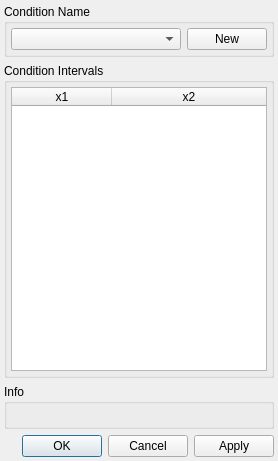
Above: src/analysis/interval_condition_dialog.ui from flueke/mvme before the change. Below: the same form after it.
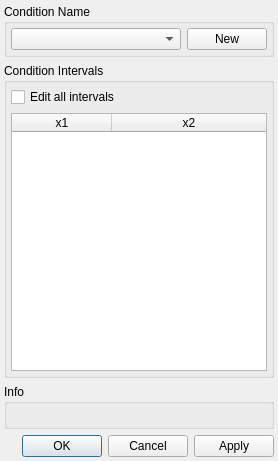
That is the form after the change.

Commit message:
analysis: improve interval condition editing
- Can now apply modifications to all intervals in the condition.
- Can now edit interval boundaries directly in the table.

Diff of the .ui file:
```diff
--- a/src/analysis/interval_condition_dialog.ui
+++ b/src/analysis/interval_condition_dialog.ui
@@ -82,7 +82,7 @@
       <property name="bottomMargin">
        <number>4</number>
       </property>
-      <item row="0" column="0">
+      <item row="1" column="0">
        <widget class="QTableWidget" name="tw_intervals">
         <property name="editTriggers">
          <set>QAbstractItemView::NoEditTriggers</set>
@@ -117,6 +117,13 @@
         </column>
        </widget>
       </item>
+      <item row="0" column="0">
+       <widget class="QCheckBox" name="cb_editAll">
+        <property name="text">
+         <string>Edit all intervals</string>
+        </property>
+       </widget>
+      </item>
      </layout>
     </widget>
    </item>
```
Left out of the diff: 4 changed lines with no effect on the pictures. The commit also changes 3 other files.
